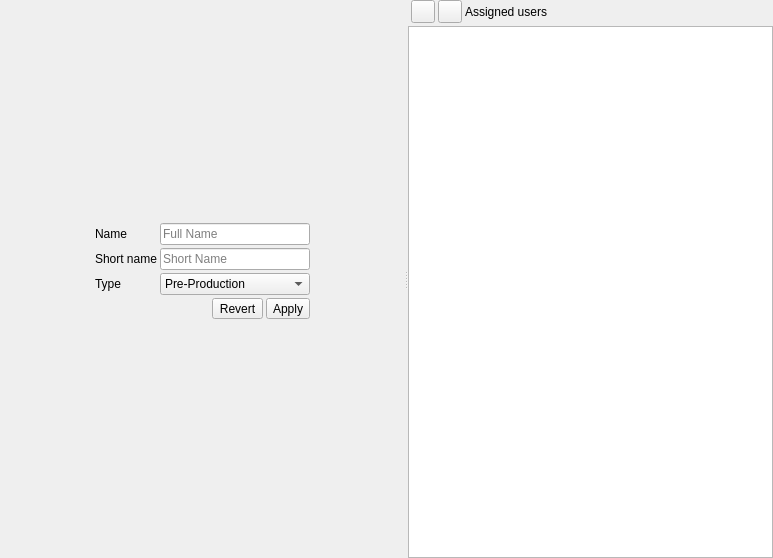
This is src/stepeditwidget.ui in RxLaboratory/Ramses-Client as Qt 5 draws it before an edit. The edited form follows.
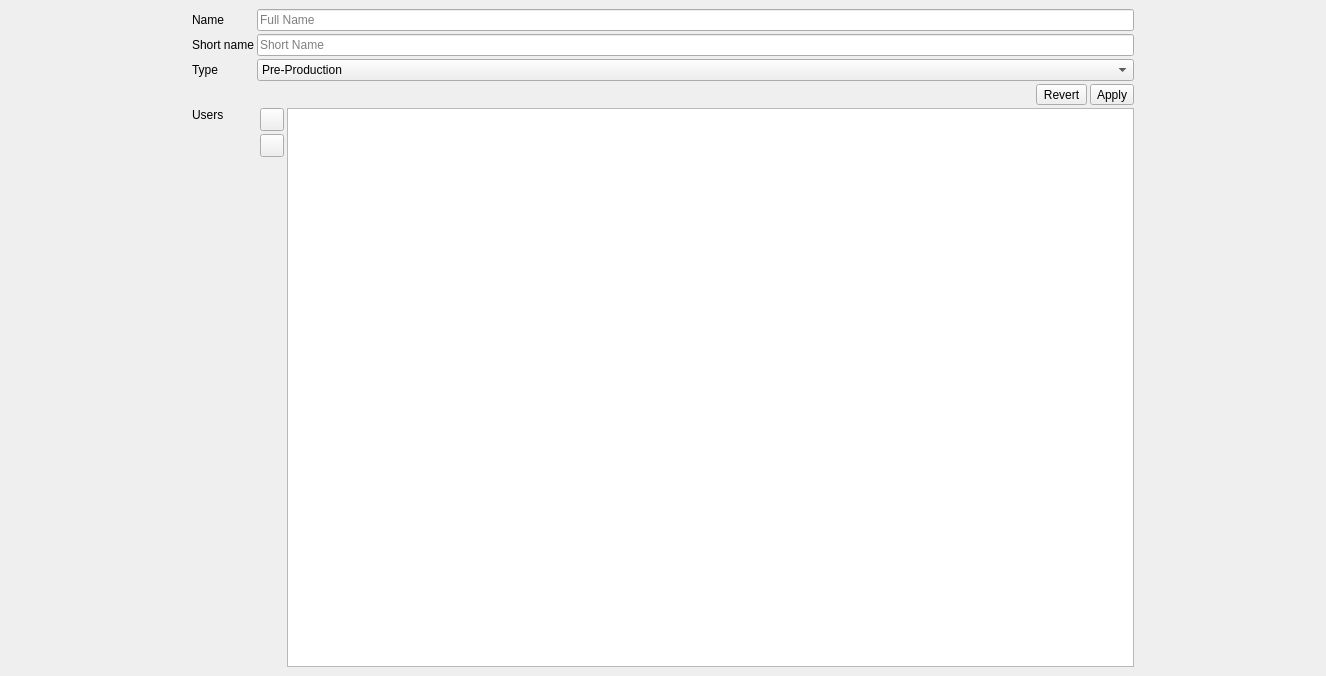
This is the edited form. Icons and pictures are not drawn.

Diff of the .ui file:
```diff
--- a/src/stepeditwidget.ui
+++ b/src/stepeditwidget.ui
@@ -6,78 +6,45 @@
    <rect>
     <x>0</x>
     <y>0</y>
-    <width>773</width>
-    <height>558</height>
+    <width>1326</width>
+    <height>676</height>
    </rect>
   </property>
   <property name="windowTitle">
    <string>Form</string>
   </property>
-  <layout class="QVBoxLayout" name="verticalLayout_2">
+  <layout class="QHBoxLayout" name="horizontalLayout_3" stretch="10,50,10">
+   <property name="spacing">
+    <number>3</number>
+   </property>
    <property name="leftMargin">
-    <number>0</number>
+    <number>3</number>
    </property>
    <property name="topMargin">
-    <number>0</number>
+    <number>9</number>
    </property>
    <property name="rightMargin">
-    <number>0</number>
+    <number>3</number>
    </property>
    <property name="bottomMargin">
-    <number>0</number>
+    <number>9</number>
    </property>
    <item>
-    <widget class="QSplitter" name="splitter">
-     <property name="orientation">
-      <enum>Qt::Horizontal</enum>
-     </property>
-     <widget class="QWidget" name="layoutWidget">
-      <layout class="QGridLayout" name="gridLayout" rowstretch="1,0,1" columnstretch="25,50,0,25">
-       <item row="0" column="3">
-        <spacer name="horizontalSpacer_4">
-         <property name="orientation">
-          <enum>Qt::Horizontal</enum>
-         </property>
-         <property name="sizeHint" stdset="0">
-          <size>
-           <width>40</width>
-           <height>20</height>
-          </size>
-         </property>
-        </spacer>
-       </item>
-       <item row="0" column="0">
         <spacer name="horizontalSpacer_5">
          <property name="orientation">
           <enum>Qt::Horizontal</enum>
          </property>
          <property name="sizeHint" stdset="0">
           <size>
-           <width>40</width>
+       <width>448</width>
            <height>20</height>
           </size>
          </property>
         </spacer>
        </item>
-       <item row="2" column="2">
-        <spacer name="verticalSpacer_5">
-         <property name="orientation">
-          <enum>Qt::Vertical</enum>
-         </property>
-         <property name="sizeHint" stdset="0">
-          <size>
-           <width>20</width>
-           <height>40</height>
-          </size>
-         </property>
-        </spacer>
-       </item>
-       <item row="1" column="1" colspan="2">
-        <layout class="QFormLayout" name="formLayout">
-         <property name="horizontalSpacing">
-          <number>3</number>
-         </property>
-         <property name="verticalSpacing">
+   <item>
+    <layout class="QGridLayout" name="gridLayout">
+     <property name="spacing">
           <number>3</number>
          </property>
          <item row="0" column="0">
@@ -170,17 +137,20 @@
             <number>0</number>
            </property>
            <item>
-            <spacer name="horizontalSpacer_3">
-             <property name="orientation">
-              <enum>Qt::Horizontal</enum>
-             </property>
-             <property name="sizeHint" stdset="0">
-              <size>
-               <width>40</width>
-               <height>20</height>
-              </size>
-             </property>
-            </spacer>
+        <widget class="QLabel" name="statusLabel">
+         <property name="sizePolicy">
+          <sizepolicy hsizetype="Preferred" vsizetype="Minimum">
+           <horstretch>0</horstretch>
+           <verstretch>0</verstretch>
+          </sizepolicy>
+         </property>
+         <property name="text">
+          <string/>
+         </property>
+         <property name="wordWrap">
+          <bool>true</bool>
+         </property>
+        </widget>
            </item>
            <item>
             <widget class="QToolButton" name="revertButton">
@@ -206,56 +176,52 @@
            </item>
           </layout>
          </item>
+     <item row="4" column="0">
+      <widget class="QLabel" name="label_7">
+       <property name="sizePolicy">
+        <sizepolicy hsizetype="Preferred" vsizetype="Minimum">
+         <horstretch>0</horstretch>
+         <verstretch>0</verstretch>
+        </sizepolicy>
+       </property>
+       <property name="text">
+        <string>Users</string>
+       </property>
+       <property name="alignment">
+        <set>Qt::AlignLeading|Qt::AlignLeft|Qt::AlignTop</set>
+       </property>
+      </widget>
+     </item>
          <item row="4" column="1">
-          <widget class="QLabel" name="statusLabel">
-           <property name="text">
-            <string/>
-           </property>
-           <property name="wordWrap">
-            <bool>true</bool>
-           </property>
-          </widget>
-         </item>
-        </layout>
-       </item>
-       <item row="0" column="2">
-        <spacer name="verticalSpacer">
-         <property name="orientation">
-          <enum>Qt::Vertical</enum>
-         </property>
-         <property name="sizeHint" stdset="0">
-          <size>
-           <width>20</width>
-           <height>40</height>
-          </size>
-         </property>
-        </spacer>
-       </item>
-      </layout>
-     </widget>
      <widget class="QWidget" name="widget" native="true">
+       <property name="sizePolicy">
+        <sizepolicy hsizetype="Preferred" vsizetype="Expanding">
+         <horstretch>0</horstretch>
+         <verstretch>0</verstretch>
+        </sizepolicy>
+       </property>
+       <layout class="QHBoxLayout" name="horizontalLayout_2">
+        <property name="spacing">
+         <number>3</number>
+        </property>
+        <property name="leftMargin">
+         <number>0</number>
+        </property>
+        <property name="topMargin">
+         <number>0</number>
+        </property>
+        <property name="rightMargin">
+         <number>0</number>
+        </property>
+        <property name="bottomMargin">
+         <number>0</number>
+        </property>
+        <item>
       <layout class="QVBoxLayout" name="verticalLayout">
        <property name="spacing">
         <number>3</number>
        </property>
        <property name="leftMargin">
-        <number>0</number>
-       </property>
-       <property name="topMargin">
-        <number>0</number>
-       </property>
-       <property name="rightMargin">
-        <number>0</number>
-       </property>
-       <property name="bottomMargin">
-        <number>0</number>
-       </property>
-       <item>
-        <layout class="QHBoxLayout" name="horizontalLayout_3">
-         <property name="spacing">
-          <number>3</number>
-         </property>
-         <property name="leftMargin">
           <number>3</number>
          </property>
          <item>
@@ -284,11 +250,17 @@
           </widget>
          </item>
          <item>
-          <widget class="QLabel" name="label_7">
-           <property name="text">
-            <string>Assigned users</string>
-           </property>
-          </widget>
+           <spacer name="verticalSpacer_2">
+            <property name="orientation">
+             <enum>Qt::Vertical</enum>
+            </property>
+            <property name="sizeHint" stdset="0">
+             <size>
+              <width>20</width>
+              <height>40</height>
+             </size>
+            </property>
+           </spacer>
          </item>
         </layout>
        </item>
@@ -297,7 +269,21 @@
        </item>
       </layout>
      </widget>
-    </widget>
+     </item>
+    </layout>
+   </item>
+   <item>
+    <spacer name="horizontalSpacer_4">
+     <property name="orientation">
+      <enum>Qt::Horizontal</enum>
+     </property>
+     <property name="sizeHint" stdset="0">
+      <size>
+       <width>261</width>
+       <height>20</height>
+      </size>
+     </property>
+    </spacer>
    </item>
   </layout>
  </widget>
```
Lines whose indentation alone changed are shown as unchanged.
